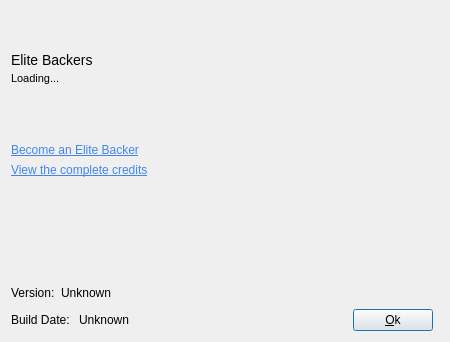
deskflow/deskflow, file src/gui/src/AboutDialogBase.ui: the form before one commit; both pictures show x 0 to 450 and y 153 to 495 of the 450 by 495 pixel window.
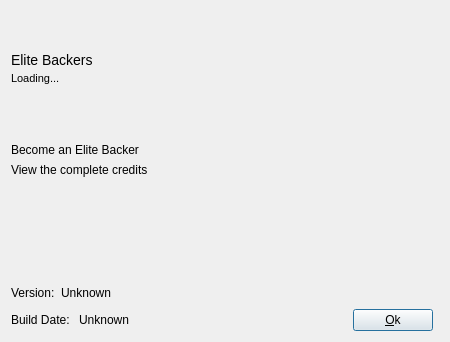
The form after the commit. Icons and pictures are not drawn.

What changed in the file:
```diff
--- a/src/gui/src/AboutDialogBase.ui
+++ b/src/gui/src/AboutDialogBase.ui
@@ -44,7 +44,7 @@
    <item row="10" column="1">
     <widget class="QLabel" name="labelCreditsLink">
      <property name="text">
-      <string notr="true">&lt;a href=&quot;https://symless.com/synergy/credits&quot; style=&quot;color: #4285F4;&quot;&gt;View the complete credits&lt;/a&gt;</string>
+      <string notr="true">&lt;a href=&quot;https://symless.com/synergy/credits?source=gui&quot; style=&quot;color: #4285F4;&quot;&gt;View the complete credits&lt;/a&gt;</string>
      </property>
      <property name="openExternalLinks">
       <bool>true</bool>
@@ -54,7 +54,7 @@
    <item row="9" column="1">
     <widget class="QLabel" name="labelEliteBackerLink">
      <property name="text">
-      <string>&lt;a href=&quot;https://symless.com/synergy/account-status&quot; style=&quot;color: #4285F4;&quot;&gt;Become an Elite Backer&lt;/a&gt;</string>
+      <string>&lt;a href=&quot;https://symless.com/synergy/account-status?source=gui&quot; style=&quot;color: #4285F4;&quot;&gt;Become an Elite Backer&lt;/a&gt;</string>
      </property>
      <property name="openExternalLinks">
       <bool>true</bool>
```
